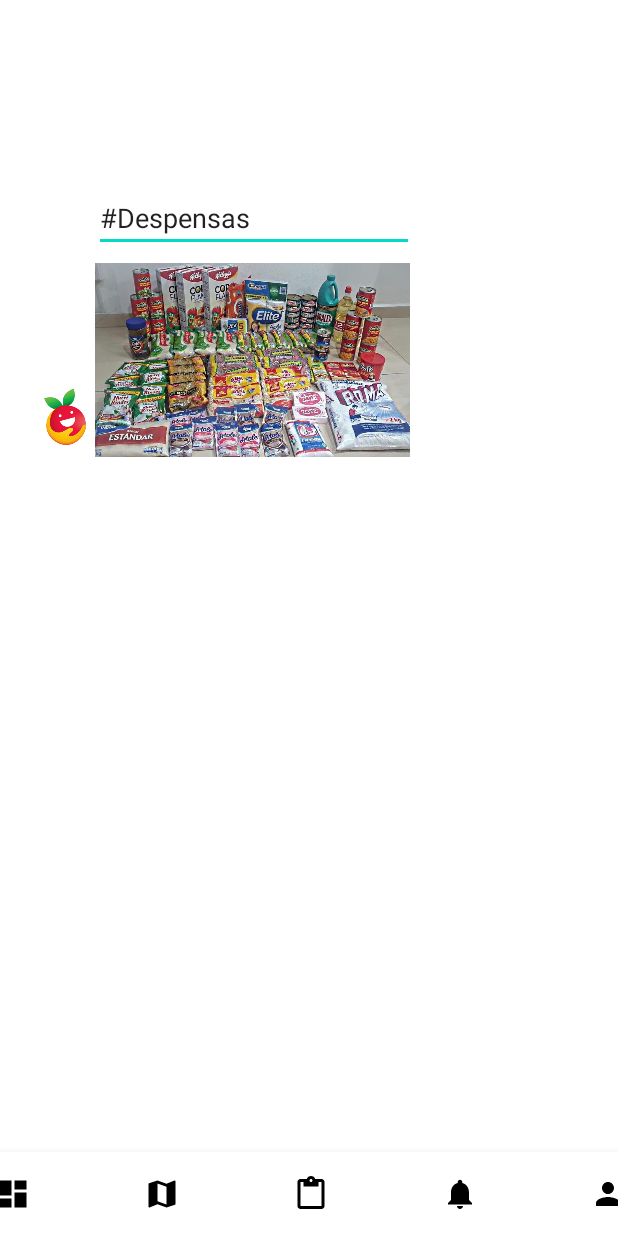
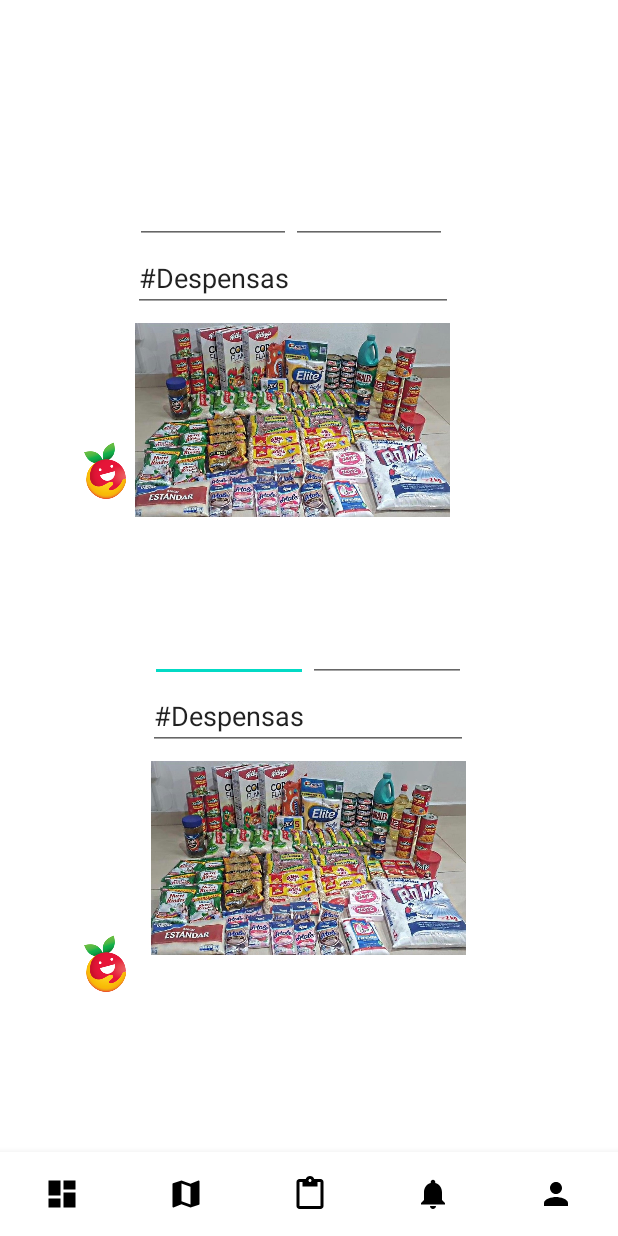
Before and after one commit to Brenda1605/BancoAlimentos, an Android app: the fragment FragmentAnuncios shown on its own in the app's theme, on a phone screen of 412 x 824 dp. Run offline under Robolectric (Android 15) with nearby library versions, the phone set to English and light mode, and no system bars.

Commit message:
Actualizacion fragment_anuncios.xml

```diff
--- a/app/src/main/res/layout/fragment_anuncios.xml
+++ b/app/src/main/res/layout/fragment_anuncios.xml
@@ -7,16 +7,78 @@
     tools:context=".fragments.FragmentAnuncios">
 
     <ImageView
+        android:id="@+id/imageDespensas2"
+        android:layout_width="210dp"
+        android:layout_height="144dp"
+        android:layout_marginBottom="180dp"
+        android:src="@drawable/despensas"
+        app:layout_constraintBottom_toBottomOf="parent"
+        app:layout_constraintEnd_toEndOf="parent"
+        app:layout_constraintHorizontal_bias="0.497"
+        app:layout_constraintStart_toStartOf="parent" />
+
+    <EditText
+        android:id="@+id/editTextDate5"
+        android:layout_width="0dp"
+        android:layout_height="46dp"
+        android:layout_marginStart="100dp"
+        android:ems="10"
+        android:inputType="date"
+        app:layout_constraintBottom_toTopOf="@+id/editTextTextPersonName"
+        app:layout_constraintEnd_toStartOf="@+id/editTextTime5"
+        app:layout_constraintStart_toStartOf="parent" />
+
+    <EditText
+        android:id="@+id/editTextTime5"
+        android:layout_width="0dp"
+        android:layout_height="45dp"
+        android:layout_marginEnd="101dp"
+        android:ems="10"
+        android:inputType="time"
+        app:layout_constraintBottom_toTopOf="@+id/editTextTextPersonName"
+        app:layout_constraintEnd_toEndOf="parent"
+        app:layout_constraintStart_toEndOf="@+id/editTextDate5" />
+
+    <ImageView
+        android:id="@+id/imageLogo5"
+        android:layout_width="40dp"
+        android:layout_height="40dp"
+        android:layout_marginStart="48dp"
+        android:src="@drawable/_e8827daba0aa_logo"
+        app:layout_constraintBottom_toBottomOf="parent"
+        app:layout_constraintEnd_toStartOf="@+id/imageDespensas"
+        app:layout_constraintHorizontal_bias="1.0"
+        app:layout_constraintStart_toStartOf="parent"
+        app:layout_constraintTop_toTopOf="parent"
+        app:layout_constraintVertical_bias="0.793" />
+
+    <EditText
+        android:id="@+id/editTextTextPersonName5"
+        android:layout_width="wrap_content"
+        android:layout_height="wrap_content"
+        android:layout_marginTop="84dp"
+        android:ems="10"
+        android:inputType="textPersonName"
+        android:text="#Despensas"
+        app:layout_constraintBottom_toTopOf="@+id/imageDespensas"
+        app:layout_constraintEnd_toEndOf="parent"
+        app:layout_constraintHorizontal_bias="0.447"
+        app:layout_constraintStart_toStartOf="parent"
+        app:layout_constraintTop_toTopOf="parent"
+        app:layout_constraintVertical_bias="1.0" />
+
+    <ImageView
         android:id="@+id/imageLogo"
         android:layout_width="40dp"
         android:layout_height="40dp"
+        android:layout_marginStart="48dp"
         android:src="@drawable/_e8827daba0aa_logo"
         app:layout_constraintBottom_toBottomOf="parent"
-        app:layout_constraintEnd_toStartOf="@+id/imageView10"
+        app:layout_constraintEnd_toStartOf="@+id/imageDespensas"
         app:layout_constraintHorizontal_bias="1.0"
         app:layout_constraintStart_toStartOf="parent"
         app:layout_constraintTop_toTopOf="parent"
-        app:layout_constraintVertical_bias="0.328" />
+        app:layout_constraintVertical_bias="0.374" />
 
     <EditText
         android:id="@+id/editTextTextPersonName"
@@ -25,27 +87,24 @@
         android:ems="10"
         android:inputType="textPersonName"
         android:text="#Despensas"
-        app:layout_constraintBottom_toTopOf="@+id/imageView10"
-        app:layout_constraintEnd_toEndOf="parent"
-        app:layout_constraintHorizontal_bias="0.315"
-        app:layout_constraintStart_toStartOf="parent"
-        app:layout_constraintTop_toTopOf="parent"
-        app:layout_constraintVertical_bias="1.0" />
+        app:layout_constraintBottom_toTopOf="@+id/imageDespensas2"
+        app:layout_constraintEnd_toEndOf="@+id/editTextDate5"
+        app:layout_constraintStart_toEndOf="@+id/editTextDate5" />
 
     <ImageView
-        android:id="@+id/imageView10"
+        android:id="@+id/imageDespensas"
         android:layout_width="210dp"
         android:layout_height="144dp"
-        android:layout_marginBottom="512dp"
+        android:layout_marginBottom="472dp"
         android:src="@drawable/despensas"
         app:layout_constraintBottom_toBottomOf="parent"
         app:layout_constraintEnd_toEndOf="parent"
-        app:layout_constraintHorizontal_bias="0.315"
+        app:layout_constraintHorizontal_bias="0.447"
         app:layout_constraintStart_toStartOf="parent" />
 
     <com.google.android.material.bottomnavigation.BottomNavigationView
         android:id="@+id/bottom_navigation"
-        android:layout_width="495dp"
+        android:layout_width="match_parent"
         android:layout_height="wrap_content"
         android:layout_alignParentBottom="true"
         app:itemIconTint="@color/black"
@@ -57,4 +116,26 @@
         app:layout_constraintVertical_bias="1.0"
         app:menu="@menu/menu_bottom_navigation" />
 
+    <EditText
+        android:id="@+id/editTextDate"
+        android:layout_width="0dp"
+        android:layout_height="46dp"
+        android:layout_marginStart="90dp"
+        android:ems="10"
+        android:inputType="date"
+        app:layout_constraintBottom_toTopOf="@+id/editTextTextPersonName5"
+        app:layout_constraintEnd_toStartOf="@+id/editTextTime"
+        app:layout_constraintStart_toStartOf="parent" />
+
+    <EditText
+        android:id="@+id/editTextTime"
+        android:layout_width="0dp"
+        android:layout_height="46dp"
+        android:layout_marginEnd="114dp"
+        android:ems="10"
+        android:inputType="time"
+        app:layout_constraintBottom_toTopOf="@+id/editTextTextPersonName5"
+        app:layout_constraintEnd_toEndOf="parent"
+        app:layout_constraintStart_toEndOf="@+id/editTextDate" />
+
 </androidx.constraintlayout.widget.ConstraintLayout>
```
